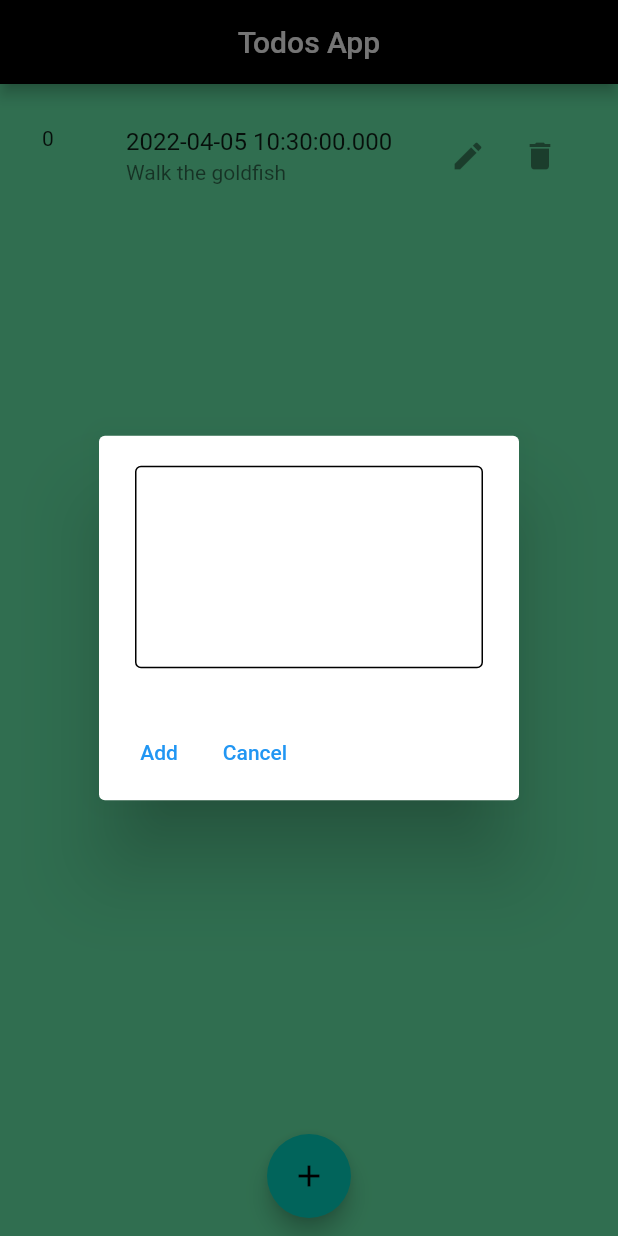
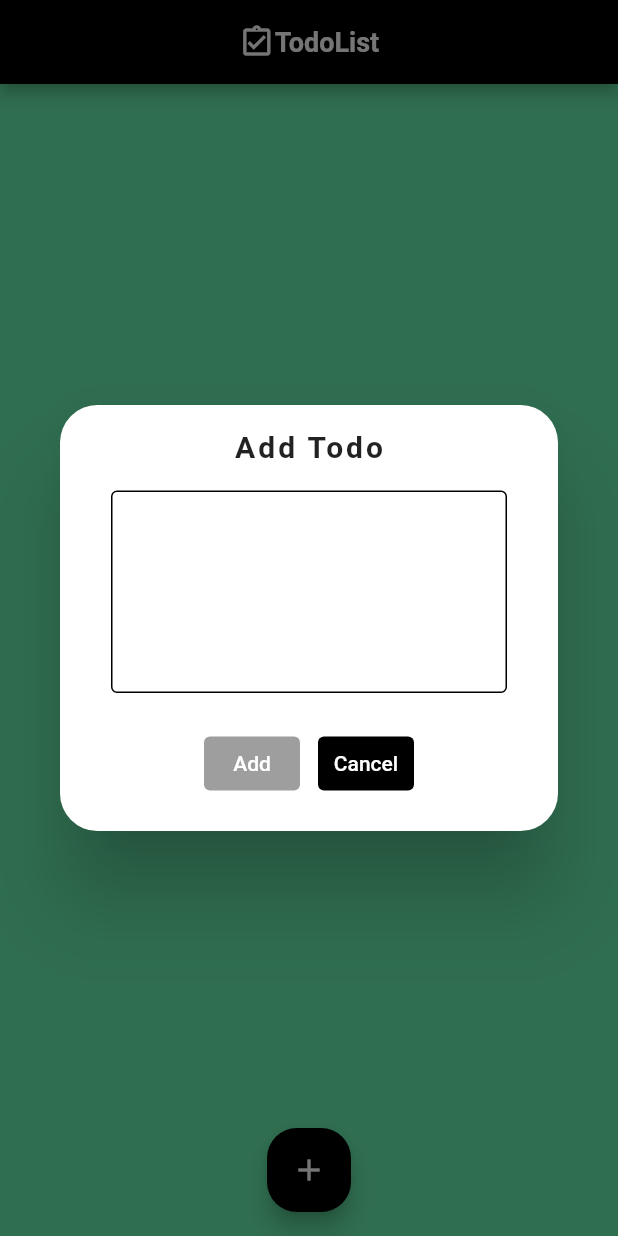
Before and after one commit to franzrocha/11067_Rocha_Franz_Lesly, a Flutter app: the screen it shows after launch, after a tap on the "add" icon, on a phone screen of 412 x 824 dp. Run offline on Flutter 3.47's test engine with Material 2 defaults, Android fonts, the phone set to English and light mode, and no system bars.

Commit message:
todo update

```diff
--- /dev/null
+++ b/todo_app/lib/src/classes/todo_controller.dart
@@ -0,0 +1,28 @@
+import 'package:flutter/material.dart';
+import 'package:todo_app/src/classes/todo_model.dart';
+
+
+
+class TodoController with ChangeNotifier {
+  List<Todo> todos = [];
+
+  toggleDone(Todo todo) {
+    todo.toggleDone();
+    notifyListeners();
+  }
+
+  addTodo(Todo todo) {
+    todos.add(todo);
+    notifyListeners();
+  }
+
+  removeTodo(Todo toBeDeleted) {
+    todos.remove(toBeDeleted);
+    notifyListeners();
+  }
+
+  updateTodo(Todo todo, String newDetails) {
+    todo.updateDetails(newDetails);
+    notifyListeners();
+  }
+ }
--- a/todo_app/lib/src/screens/home.dart
+++ b/todo_app/lib/src/screens/home.dart
@@ -1,5 +1,8 @@
 import 'package:flutter/material.dart';
-
+import 'package:todo_app/src/classes/todo_controller.dart';
+import 'package:todo_app/src/classes/todo_model.dart';
+import 'package:todo_app/src/widgets/input._todo.dart';
+import 'package:todo_app/src/widgets/todo_form.dart';
 class HomeScreen extends StatefulWidget {
   const HomeScreen({Key? key}) : super(key: key);
 
@@ -8,200 +11,206 @@ class HomeScreen extends StatefulWidget {
 }
 
 class _HomeScreenState extends State<HomeScreen> {
-  List<Todo> todos = [
-    Todo(
-      id: 0,
-      details: 'Walk the goldfish',
-    ),
-  ];
-
   final ScrollController _sc = ScrollController();
-  final TextEditingController _tc = TextEditingController();
-  final FocusNode _fn = FocusNode();
-
+  // final TextEditingController _tc = TextEditingController();
+  // final FocusNode _fn = FocusNode();
+  final TodoController _tc = TodoController();
+bool value = false;
   @override
   Widget build(BuildContext context) {
     return Scaffold(
       appBar: AppBar(
-        title: const Text('Todos App'),
+        title: Row(
+          mainAxisAlignment: MainAxisAlignment.center,
+          children: const [
+            Icon(Icons.assignment_turned_in_outlined),
+            Text(
+              'TodoList',
+              style: TextStyle(
+                fontSize: 18,
+                fontWeight: FontWeight.bold,
+              ),
+            ),
+          ],
+        ),
         backgroundColor: Colors.black,
-        centerTitle: true,
       ),
+      floatingActionButtonLocation: FloatingActionButtonLocation.centerFloat,
       backgroundColor: Colors.greenAccent,
+
+      floatingActionButton: FloatingActionButton(
+        shape: const RoundedRectangleBorder(
+          borderRadius: BorderRadius.all(Radius.circular(20.0)),
+        ),
+        child: const Icon(Icons.add),
+        backgroundColor: Colors.black,
+        hoverColor: Colors.grey,
+        onPressed: () {
+          addDialog(context);
+        },
+      ),
+
        body: SafeArea(
-        child: Padding(
+        child: AnimatedBuilder(
+          animation: _tc,
+          builder: (context, Widget? w) {
+            return Padding(
               padding: const EdgeInsets.all(12.0),
               child: Column(
                 children: [
                   Expanded(
                     child: Scrollbar(
                       controller: _sc,
+                      isAlwaysShown: true,
                       child: SingleChildScrollView(
+                        padding: const EdgeInsets.all(12.0),
                         controller: _sc,
                         child: Column(
                           children: [
-                        for (Todo todo in todos)
-                          ListTile(
-                            onTap: () => print(_tc.text),
-                            leading: Text(todo.id.toString()),
-                            title: Text(todo.created.toString()),
-                            subtitle: Text(todo.details),
-                            trailing: Row(
-                              mainAxisSize: MainAxisSize.min,
-                              children: [
-                                IconButton(
-                                  icon: const Icon(Icons.edit),
-                                  onPressed: () {
-                                    editTodo(todo.details, todo.id);
+
+                            for (Todo todo in _tc.todos)
+                              TodoForm(
+                                margin: const EdgeInsets.symmetric(vertical: 8),
+                                todo: todo,
+                                deleteTap: () {
+                                  _tc.removeTodo(todo);
+                                  Navigator.of(context).pop();
                                 },
-                                ),
-                                IconButton(
-                                  icon: const Icon(Icons.delete),
-                                  onPressed: () {
-                                    removeTodo(todo.id);
+                                 editTap: () {
+                                   showEditDialog(context, todo);
                                 },
-                                ),
-                              ],
-                            ),
-                          ),
+                                 onTap: () {
+                                  _tc.toggleDone(todo);
+                                },
+                              )
                           ],
                         ),
                       ),
                     ),
                   ),
-              Center(
-                child: FloatingActionButton(
-                  child: const Icon(Icons.add),
-                  backgroundColor: const Color(0xff03dac6),
-                  foregroundColor: Colors.black,
-                  onPressed: () {
-                    showDialog(
-                      context: context,
-                      barrierDismissible: false,
-                      builder: (BuildContext context) => AlertDialog(
-                        content: TextFormField(
-                          controller: _tc,
-                          focusNode: _fn,
-                          maxLines: 5,
-                          decoration: const InputDecoration(
-                            focusedBorder: OutlineInputBorder(),
-                            enabledBorder: OutlineInputBorder(),
-                          ),
-                        ),
-                        actions: [
-                          Row(
-                            children: [
-                              TextButton(
-                                onPressed: () {
-                                  addTodo(_tc.text);
-                                  _tc.text = '';
-                                  Navigator.of(context).pop();
-                                },
-                                child: const Text('Add'),
-                              ),
-
-
-                          TextButton(
-                            onPressed: () {
-                              Navigator.of(context).pop();
-                            },
-                            child: const Text('Cancel'),
-                          )
-                            ],
-                          )
-
                 ],
               ),
             );
           },
         ),
       ),
-            ],
-          ),
-        ),
-      ),
     );
   }
 
-  addTodo(String details) {
-    int index = 0;
-    if (todos.isEmpty) {
-      index = 0;
-    } else {
-      index = todos.last.id + 1;
-    }
 
-    if (mounted) {
-      setState(() {
-        todos.add(Todo(details: details, id: index));
+  addDialog(BuildContext context) async {
+    Todo? result = await showDialog<Todo>(
+        barrierDismissible: false,
+        context: context,
+        builder: (dContext) {
+
+          return const Dialog(
+            shape: RoundedRectangleBorder(
+              borderRadius: BorderRadius.all(
+                Radius.circular(25.0),
+              ),
+            ),
+            child: InputTodo(),
+          );
         });
+    if (result != null) {
+      _tc.addTodo(result);
     }
   }
 
-  removeTodo(int id) {
-    if (todos.isNotEmpty) {
-      for (int i = 0; i < todos.length; i++) {
-        if (id == todos[i].id) {
-          todos.removeAt(i);
-          setState(() {});
+
+
+   showEditDialog(BuildContext context, Todo todo) async {
+    Todo? result = await showDialog<Todo>(
+        context: context,
+        barrierDismissible: false,
+        builder: (dContext) {
+
+          return Dialog(
+            shape: const RoundedRectangleBorder(
+              borderRadius: BorderRadius.all(
+                Radius.circular(25.0),
+              ),
+            ),
+
+            child: InputTodo(
+              current: todo.details,
+            ),
+          );
+        });
+    if (result != null) {
+      _tc.updateTodo(todo, result.details);
     }
   }
 }
-  }
+  // addTodo(String details) {
+  //   int index = 0;
+  //   if (todos.isEmpty) {
+  //     index = 0;
+  //   } else {
+  //     index = todos.last.id + 1;
+  //   }
 
-  editTodo(String details, int index) {
-    _tc.text = details;
-    showDialog(
-      context: context,
-      barrierDismissible: false,
-      builder: (BuildContext context) => AlertDialog(
-        content: TextFormField(
-          controller: _tc,
-          decoration: const InputDecoration(
-            focusedBorder: OutlineInputBorder(),
-            enabledBorder: OutlineInputBorder(),
-          ),
-        ),
-        actions: [
-          Row(
-            children: [
-              TextButton(
-                onPressed: () {
-                  if (todos.isNotEmpty) {
-                    for (int i = 0; i < todos.length; i++) {
-                      if (index == todos[i].id) {
-                        setState(() {
-                          todos[i].details = _tc.text;
-                          _tc.text = '';
-                        });
-                      }
-                    }
-                  }
-                  Navigator.of(context).pop();
-                },
-                child: const Text('Edit'),
-              ),
+  //   if (mounted) {
+  //     setState(() {
+  //       todos.add(Todo(details: details, id: index));
+  //     });
+  //   }
+  // }
 
-              TextButton(
-                            onPressed: () {
-                              Navigator.of(context).pop();
-                            },
-                            child: const Text('Cancel'),
-                          )
-            ],
-          )
-        ],
-      ),
-    );
-  }
-}
+  // removeTodo(int id) {
+  //   if (todos.isNotEmpty) {
+  //     for (int i = 0; i < todos.length; i++) {
+  //       if (id == todos[i].id) {
+  //         todos.removeAt(i);
+  //         setState(() {});
+  //       }
+  //     }
+  //   }
+  // }
 
-class Todo {
-  String details;
-  late DateTime created;
-  int id;
-
-  Todo({this.details = '', DateTime? created, this.id = 0}) {
-    created == null ? this.created = DateTime.now() : this.created = created;
-  }
-}
+  // editTodo(String details, int index) {
+  //   _tc.text = details;
+  //   showDialog(
+  //     context: context,
+  //     barrierDismissible: false,
+  //     builder: (BuildContext context) => AlertDialog(
+  //       content: TextFormField(
+  //         controller: _tc,
+  //         decoration: const InputDecoration(
+  //           focusedBorder: OutlineInputBorder(),
+  //           enabledBorder: OutlineInputBorder(),
+  //         ),
+  //       ),
+  //       actions: [
+  //         Row(
+  //           children: [
+  //             TextButton(
+  //               onPressed: () {
+  //                 if (todos.isNotEmpty) {
+  //                   for (int i = 0; i < todos.length; i++) {
+  //                     if (index == todos[i].id) {
+  //                       setState(() {
+  //                         todos[i].details = _tc.text;
+  //                         _tc.text = '';
+  //                       });
+  //                     }
+  //                   }
+  //                 }
+  //                 Navigator.of(context).pop();
+  //               },
+  //               child: const Text('Edit'),
+  //             ),
+  //             TextButton(
+  //               onPressed: () {
+  //                 Navigator.of(context).pop();
+  //               },
+  //               child: const Text('Cancel'),
+  //             )
+  //           ],
+  //         )
+  //       ],
+  //     ),
+  //   );
+//   }
+// }
--- /dev/null
+++ b/todo_app/lib/src/widgets/input._todo.dart
@@ -0,0 +1,115 @@
+import 'package:flutter/material.dart';
+import 'package:todo_app/src/classes/todo_model.dart';
+
+class InputTodo extends StatefulWidget {
+  final String? current;
+
+  const InputTodo({this.current, Key? key}) : super(key: key);
+
+  @override
+  State<InputTodo> createState() => _InputTodoState();
+}
+
+class _InputTodoState extends State<InputTodo> {
+  final TextEditingController _tc = TextEditingController();
+
+  String? get current => widget.current;
+
+  @override
+  void initState() {
+    if (current != null) _tc.text = current as String;
+    super.initState();
+  }
+
+  final _formKey = GlobalKey<FormState>();
+
+  @override
+  Widget build(BuildContext context) {
+    return Padding(
+      padding: const EdgeInsets.all(16),
+      child: Form(
+        key: _formKey,
+        onChanged: () {
+          _formKey.currentState?.validate();
+          setState(() {});
+        },
+        child: Column(
+          mainAxisSize: MainAxisSize.min,
+          children: [
+            Text(
+              current != null ? 'Edit Todo' : 'Add Todo',
+              style: const TextStyle(
+                fontSize: 20,
+                fontWeight: FontWeight.bold,
+                letterSpacing: 2,
+              ),
+            ),
+            inputTextField(),
+            inputButtons(),
+          ],
+        ),
+      ),
+    );
+  }
+
+  Padding inputTextField() {
+    return Padding(
+      padding: const EdgeInsets.all(18.0),
+      child: TextFormField(
+        maxLines: 5,
+        controller: _tc,
+        decoration: const InputDecoration(
+          focusedBorder: OutlineInputBorder(),
+          enabledBorder: OutlineInputBorder(),
+        ),
+        validator: (value) {
+          if (value == null || value.isEmpty) {
+            return 'Please enter some text';
+          }
+          return null;
+        },
+      ),
+    );
+  }
+
+  Padding inputButtons() {
+    return Padding(
+      padding: const EdgeInsets.all(5.0),
+      child: Row(
+        mainAxisAlignment: MainAxisAlignment.center,
+        children: [
+          TextButton(
+            onPressed: (_formKey.currentState?.validate() ?? false)
+                ? () {
+                    if (_formKey.currentState?.validate() ?? false) {
+                      Navigator.of(context).pop(Todo(details: _tc.text));
+                    }
+                  }
+                : null,
+            style: TextButton.styleFrom(
+                backgroundColor: (_formKey.currentState?.validate() ?? false)
+                    ? Colors.black
+                    : Colors.grey),
+            child: Text(
+              current != null ? 'Edit' : 'Add',
+              style: const TextStyle(color: Colors.white),
+            ),
+          ),
+          const SizedBox(width: 12),
+          TextButton(
+            onPressed: () {
+              Navigator.of(context).pop();
+            },
+            style: TextButton.styleFrom(
+              backgroundColor: Colors.black,
+            ),
+            child: const Text(
+              'Cancel',
+              style: TextStyle(color: Colors.white),
+            ),
+          ),
+        ],
+      ),
+    );
+  }
+}
--- a/todo_app/pubspec.yaml
+++ b/todo_app/pubspec.yaml
@@ -10,10 +10,12 @@ environment:
   sdk: ">=2.12.0 <3.0.0"
 
 dependencies:
+  buttons_tabbar: ^1.3.4
   flutter:
     sdk: flutter
   flutter_localizations:
     sdk: flutter
+  simple_moment: ^1.1.1
 
 dev_dependencies:
   flutter_test:
```
Also changed, not shown: todo_app/lib/src/classes/todo_model.dart (added, +26 -0 lines), todo_app/lib/src/widgets/todo_form.dart (added, +166 -0 lines). Lines whose indentation alone changed are shown as unchanged.
